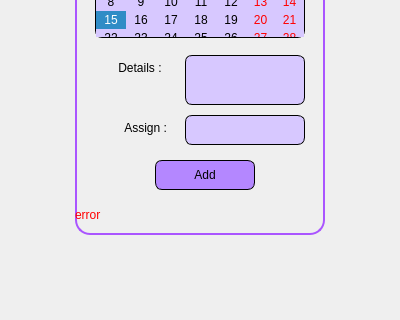
This is src/addtask.ui in msm-mir/To-Do-List as Qt 5 draws it before an edit; both pictures show x 0 to 400 and y 280 to 600 of the 400 by 600 pixel window. The edited form follows.
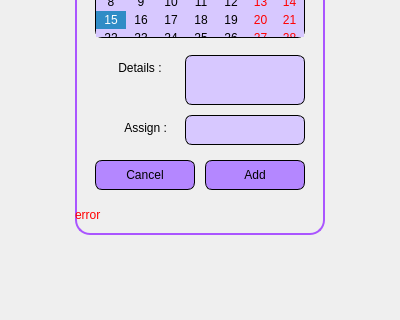
This is the edited form. Icons and pictures are not drawn.

What changed in the file:
```diff
--- a/src/addtask.ui
+++ b/src/addtask.ui
@@ -334,7 +334,7 @@
     <widget class="QPushButton" name="pushButtonAdd">
      <property name="geometry">
       <rect>
-       <x>80</x>
+       <x>130</x>
        <y>355</y>
        <width>100</width>
        <height>30</height>
@@ -402,6 +402,43 @@
       <bool>true</bool>
      </property>
     </widget>
+    <widget class="QPushButton" name="pushButtonCancel">
+     <property name="geometry">
+      <rect>
+       <x>20</x>
+       <y>355</y>
+       <width>100</width>
+       <height>30</height>
+      </rect>
+     </property>
+     <property name="cursor">
+      <cursorShape>PointingHandCursor</cursorShape>
+     </property>
+     <property name="styleSheet">
+      <string notr="true">QPushButton:hover {
+  background-color: rgb(165, 125, 235);
+}
+QPushButton {
+	font: 10pt&quot;Merriweather&quot;;
+	border-radius: 7px;
+	background-color: rgb(180, 135, 255);
+	border: 1px solid #000000;
+	color: rgb(0, 0, 0);
+}
+QPushButton:pressed {
+	background-color: rgb(135, 100, 195);
+}</string>
+     </property>
+     <property name="text">
+      <string>Cancel</string>
+     </property>
+     <property name="iconSize">
+      <size>
+       <width>35</width>
+       <height>20</height>
+      </size>
+     </property>
+    </widget>
    </widget>
   </widget>
  </widget>
```
Left out of the diff: 6 changed lines with no effect on the pictures.
